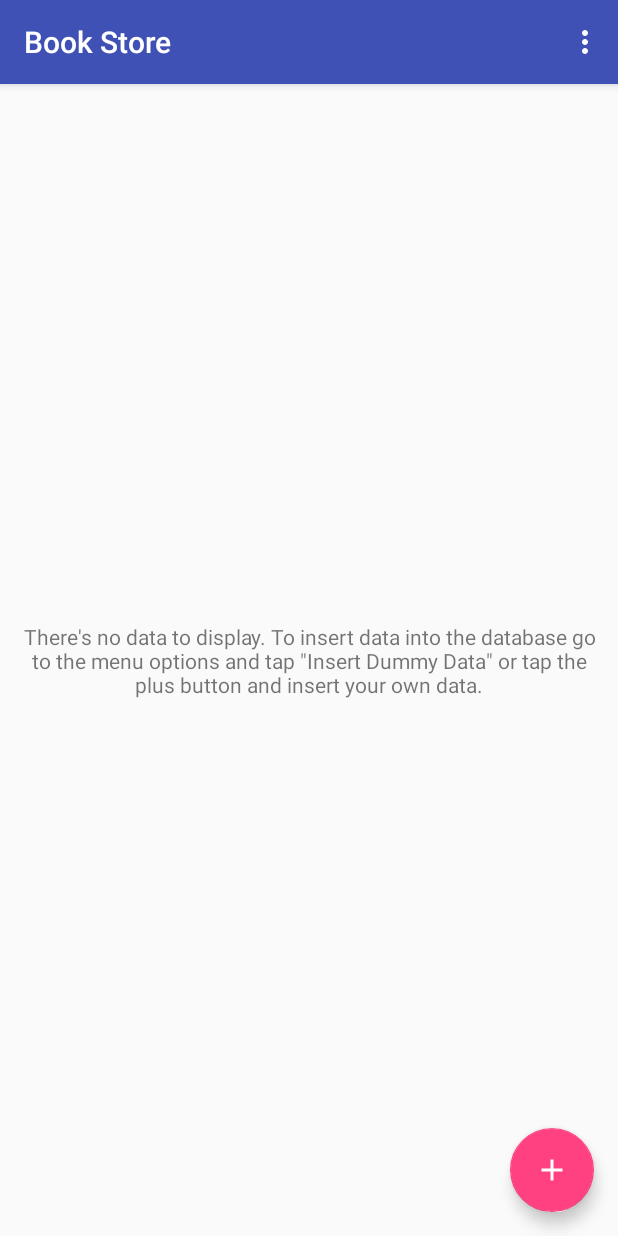
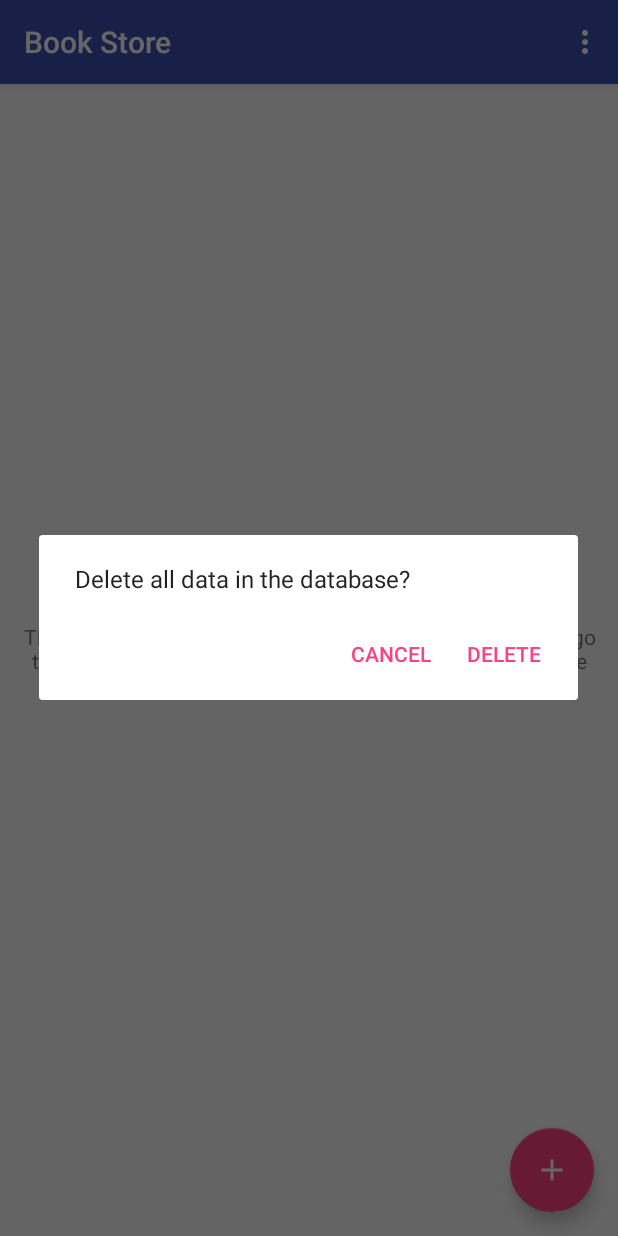
Before and after one commit to MichalZenczak/BookStore, an Android app: the screen it shows after launch (CatalogActivity), in the options menu, after a tap on "Delete All Data", on a phone screen of 412 x 824 dp. Run offline under Robolectric (Android 15) with nearby library versions, the phone set to English and light mode, and no system bars.

Commit message:
add delete confirmation dialog

```diff
--- a/app/src/main/java/com/example/michal/bookstore/CatalogActivity.java
+++ b/app/src/main/java/com/example/michal/bookstore/CatalogActivity.java
@@ -2,6 +2,7 @@ package com.example.michal.bookstore;
 
 import android.content.ContentUris;
 import android.content.ContentValues;
+import android.content.DialogInterface;
 import android.content.Intent;
 import android.database.Cursor;
 import android.net.Uri;
@@ -12,6 +13,7 @@ import android.support.design.widget.FloatingActionButton;
 import android.support.v4.app.LoaderManager;
 import android.support.v4.content.CursorLoader;
 import android.support.v4.content.Loader;
+import android.support.v7.app.AlertDialog;
 import android.support.v7.app.AppCompatActivity;
 import android.support.v7.widget.Toolbar;
 import android.view.View;
@@ -105,7 +107,7 @@ public class CatalogActivity extends AppCompatActivity implements LoaderManager.
                 insertBook();
                 return true;
             case R.id.action_delete_all_data:
-                deleteAllBooks();
+                showDeleteConfirmationDialog();
                 return true;
         }
         return super.onOptionsItemSelected(item);
@@ -145,4 +147,25 @@ public class CatalogActivity extends AppCompatActivity implements LoaderManager.
             getContentResolver().delete(updatedUri,null, null);
         }
     }
+
+    private void showDeleteConfirmationDialog(){
+        AlertDialog.Builder builder = new AlertDialog.Builder(this);
+        builder.setMessage(R.string.catalog_activity_delete_msg);
+        builder.setPositiveButton(R.string.delete_dialog_btn, new DialogInterface.OnClickListener() {
+            @Override
+            public void onClick(DialogInterface dialog, int which) {
+                deleteAllBooks();
+            }
+        });
+        builder.setNegativeButton(R.string.cancel_dialog_btn, new DialogInterface.OnClickListener() {
+            @Override
+            public void onClick(DialogInterface dialog, int which) {
+                if (dialog != null){
+                    dialog.dismiss();
+                }
+            }
+        });
+        AlertDialog alertDialog = builder.create();
+        alertDialog.show();
+    }
 }
--- a/app/src/main/res/values/strings.xml
+++ b/app/src/main/res/values/strings.xml
@@ -16,4 +16,8 @@
     <string name="editor_activity_successful_save">Product saved successfully!</string>
     <string name="editor_activity_successful_delete">Product deleted successfully!</string>
     <string name="editor_activity_deletion_failed">Product deletion failed!</string>
+    <string name="editor_activity_delete_msg">Delete this item?</string>
+    <string name="catalog_activity_delete_msg">Delete all data in the database?</string>
+    <string name="delete_dialog_btn">Delete</string>
+    <string name="cancel_dialog_btn">Cancel</string>
 </resources>
```
Also changed, not shown: app/src/main/java/com/example/michal/bookstore/EditorActivity.java (+25 -3 lines).
